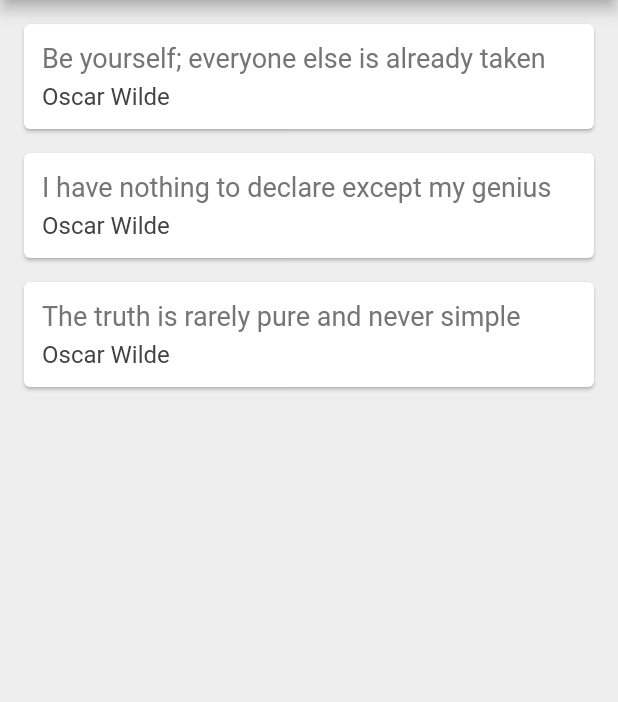
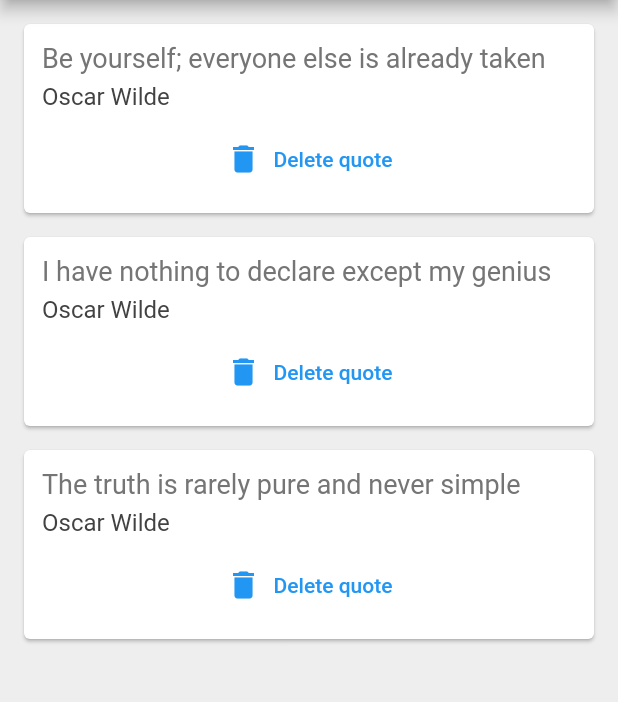
Before and after one commit to alankritkadian/quotes_app, a Flutter app: the screen it shows after launch, on a phone screen of 412 x 824 dp, the part 84-786 px from its top. Run offline on Flutter 3.47's test engine with Material 2 defaults, Android fonts, the phone set to English and light mode, and no system bars.

Commit message:
Delete function Added

```diff
--- a/lib/main.dart
+++ b/lib/main.dart
@@ -1,5 +1,6 @@
 import 'package:flutter/material.dart';
 import 'quote.dart';
+import 'quote_card.dart';
 void main() => runApp(MaterialApp(
   home: QuoteList(),
 ));
@@ -27,43 +28,15 @@ class _QuoteListState extends State<QuoteList> {
         backgroundColor: Colors.redAccent,
       ),
       body: Column(
-        children: quotes.map((quote)=> QuoteCard(quote: quote)).toList(),
+        children: quotes.map((quote)=> QuoteCard(
+          quote: quote,
+          delete: () {
+            setState(() {
+              quotes.remove(quote);
+            });
+          }
+        )).toList(),
       ),
     );
   }
 }
-
-class QuoteCard extends StatelessWidget {
-  final Quote quote;
-  QuoteCard({required this.quote});
-
-  @override
-  Widget build(BuildContext context) {
-    return Card(
-      margin: EdgeInsets.fromLTRB(16.0, 16.0, 16.0, 0),
-      child: Padding(
-        padding: const EdgeInsets.all(12.0),
-        child: Column(
-          crossAxisAlignment: CrossAxisAlignment.stretch,
-          children: <Widget>[
-            Text(
-              quote.text,
-              style: TextStyle(
-                fontSize: 18.0,
-                color: Colors.grey[600]
-              ),
-            ),
-            SizedBox(height: 6.0),
-            Text(
-              quote.author,
-              style: TextStyle(
-                fontSize: 16.0,
-                color: Colors.grey[800]
-              ),
-            )
-          ],
-        ),
-      ),
-    );
-  }
-}
--- /dev/null
+++ b/lib/quote_card.dart
@@ -0,0 +1,43 @@
+import 'package:flutter/material.dart';
+import 'quote.dart';
+class QuoteCard extends StatelessWidget {
+  final Quote quote;
+  final Function() delete;
+  QuoteCard({required this.quote,required this.delete});
+
+  @override
+  Widget build(BuildContext context) {
+    return Card(
+      margin: EdgeInsets.fromLTRB(16.0, 16.0, 16.0, 0),
+      child: Padding(
+        padding: const EdgeInsets.all(12.0),
+        child: Column(
+          crossAxisAlignment: CrossAxisAlignment.stretch,
+          children: <Widget>[
+            Text(
+              quote.text,
+              style: TextStyle(
+                  fontSize: 18.0,
+                  color: Colors.grey[600]
+              ),
+            ),
+            SizedBox(height: 6.0),
+            Text(
+              quote.author,
+              style: TextStyle(
+                  fontSize: 16.0,
+                  color: Colors.grey[800]
+              ),
+            ),
+            SizedBox(height: 8.0),
+            TextButton.icon(
+              onPressed: delete,
+              label: Text('Delete quote'),
+              icon: Icon(Icons.delete),
+            )
+          ],
+        ),
+      ),
+    );
+  }
+}
```
